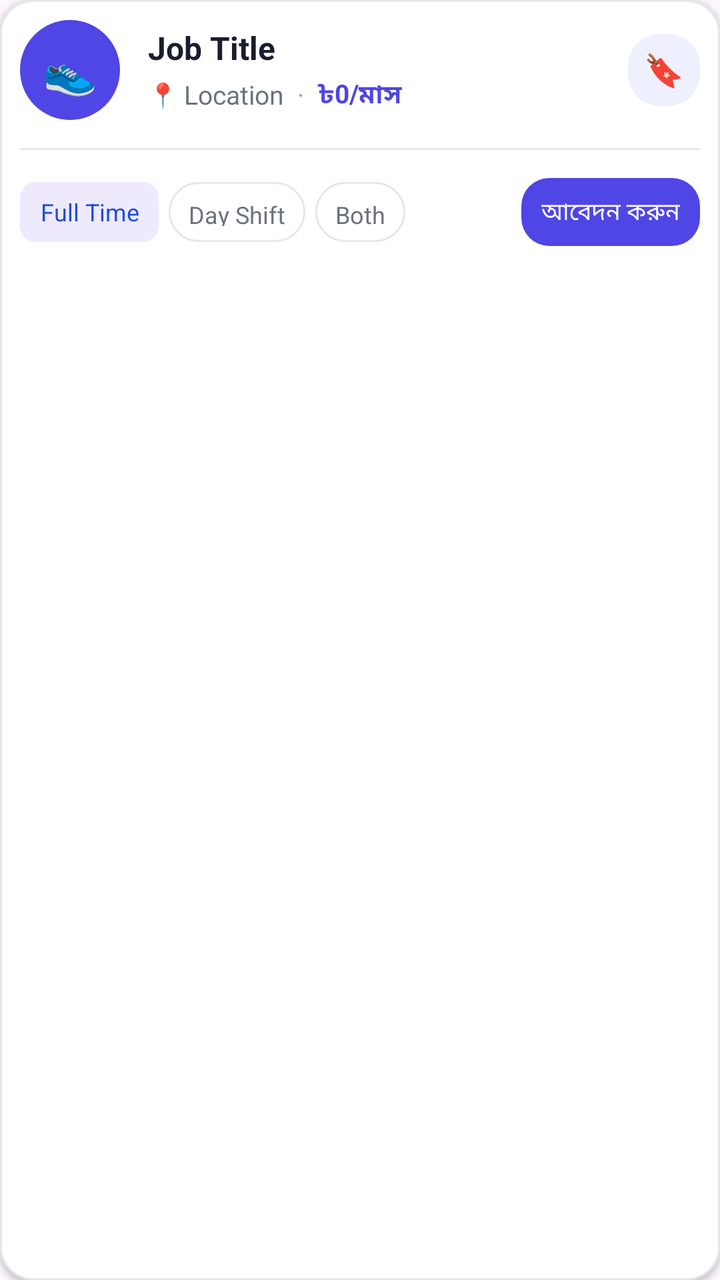
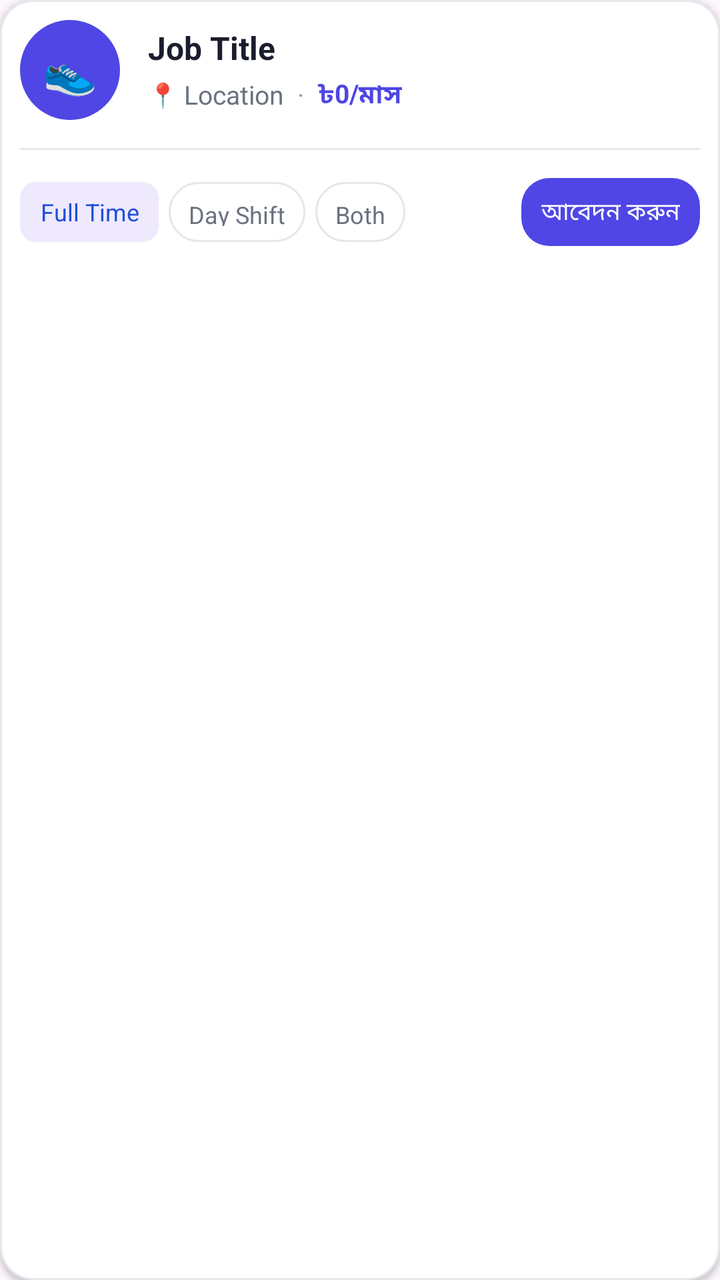

The first picture is an Android layout as it rendered before a commit; the second is the same layout after the commit. The layout source and the unified diff follow.
<!-- AndroidManifest.xml: application theme Theme.ShoeTA -->
<!-- res/layout/item_job_card.xml -->
<?xml version="1.0" encoding="utf-8"?>
<LinearLayout xmlns:android="http://schemas.android.com/apk/res/android"
    android:layout_width="match_parent"
    android:layout_height="wrap_content"
    android:orientation="vertical"
    android:background="@drawable/bg_card"
    android:padding="10dp"
    android:layout_marginBottom="12dp"
    android:elevation="2dp">

    
    <LinearLayout android:layout_width="match_parent" android:layout_height="wrap_content"
        android:orientation="horizontal" android:gravity="center_vertical"
        android:layout_marginBottom="14dp">

        
        <FrameLayout android:layout_width="50dp" android:layout_height="50dp"
            android:layout_marginEnd="14dp">
            <View android:layout_width="50dp" android:layout_height="50dp"
                android:background="@drawable/bg_circle_purple"/>
            <TextView android:layout_width="match_parent" android:layout_height="match_parent"
                android:text="👟" android:textSize="22sp" android:gravity="center"/>
        </FrameLayout>

        
        <LinearLayout android:layout_width="0dp" android:layout_height="wrap_content"
            android:layout_weight="1" android:orientation="vertical">
            <TextView
                android:id="@+id/tvJobTitle"
                android:layout_width="wrap_content" android:layout_height="wrap_content"
                android:text="Job Title"
                android:textSize="16sp" android:textStyle="bold" android:textColor="@color/text_primary"
                android:layout_marginBottom="3dp"/>
            <LinearLayout android:layout_width="wrap_content" android:layout_height="wrap_content"
                android:orientation="horizontal" android:gravity="center_vertical">
                <TextView android:layout_width="wrap_content" android:layout_height="wrap_content"
                    android:text="📍 " android:textSize="12sp"/>
                <TextView
                    android:id="@+id/tvLocation"
                    android:layout_width="wrap_content" android:layout_height="wrap_content"
                    android:text="Location" android:textSize="13sp" android:textColor="@color/text_secondary"/>
                <TextView android:layout_width="wrap_content" android:layout_height="wrap_content"
                    android:text="  ·  " android:textSize="13sp" android:textColor="@color/text_hint"/>
                <TextView
                    android:id="@+id/tvSalary"
                    android:layout_width="wrap_content" android:layout_height="wrap_content"
                    android:text="৳0/মাস" android:textSize="13sp" android:textColor="@color/text_accent"
                    android:textStyle="bold"/>
            </LinearLayout>
        </LinearLayout>

        
        <TextView
            android:id="@+id/btnBookmark"
            android:layout_width="36dp"
            android:layout_height="36dp"
            android:text="🔖"
            android:textSize="16sp"
            android:gravity="center"
            android:background="@drawable/bg_card_soft"
            android:clickable="true"
            android:focusable="true"/>
    </LinearLayout>

    
    <View android:layout_width="match_parent" android:layout_height="1dp"
        android:background="@color/divider" android:layout_marginBottom="14dp"/>

    
    <LinearLayout
        android:layout_width="match_parent"
        android:layout_height="wrap_content"
        android:orientation="horizontal"
        android:gravity="center_vertical">

        <TextView
            android:id="@+id/tvJobType"
            android:layout_width="wrap_content"
            android:layout_height="30dp"
            android:text="Full Time"
            android:textSize="12sp"
            android:gravity="center"
            android:textColor="@color/tag_fulltime_text" android:background="@drawable/bg_tag_purple"
            android:paddingStart="10dp"
            android:paddingEnd="10dp"
            android:layout_marginEnd="5dp"/>

        <TextView
            android:id="@+id/tvShift"
            android:layout_width="wrap_content"
            android:layout_height="30dp"
            android:text="Day Shift"
            android:textSize="12sp"
            android:gravity="center"
            android:textColor="@color/chip_idle_text"
            android:background="@drawable/bg_chip_idle"
            android:paddingStart="10dp"
            android:paddingEnd="10dp"
            android:layout_marginEnd="5dp"/>

        <TextView
            android:id="@+id/tvGender"
            android:layout_width="wrap_content"
            android:layout_height="30dp"
            android:text="Both"
            android:textSize="12sp"
            android:gravity="center"
            android:textColor="@color/chip_idle_text"
            android:background="@drawable/bg_chip_idle"
            android:paddingStart="10dp"
            android:paddingEnd="10dp"/>

        <View android:layout_width="0dp" android:layout_height="0dp" android:layout_weight="1"/>

        <TextView
            android:id="@+id/btnApply"
            android:layout_width="wrap_content"
            android:layout_height="34dp"
            android:text="আবেদন করুন"
            android:textSize="12sp"
            android:gravity="center"
            android:textColor="@color/text_on_accent"
            android:background="@drawable/bg_btn_primary"
            android:paddingStart="10dp"
            android:paddingEnd="10dp"
            android:clickable="true"
            android:focusable="true"/>

    </LinearLayout>
</LinearLayout>
<!-- resources referenced by this layout -->
<resources>
  <color name="chip_idle_text">#6B7280</color>
  <color name="divider">#E5E7EB</color>
  <color name="tag_fulltime_text">#1D4ED8</color>
  <color name="text_accent">#4F46E5</color>
  <color name="text_hint">#9CA3AF</color>
  <color name="text_on_accent">#FFFFFF</color>
  <color name="text_primary">#1A1D2E</color>
  <color name="text_secondary">#6B7280</color>
  <!-- drawable bg_btn_primary (drawable) -->
  <?xml version="1.0" encoding="utf-8"?>
  <shape xmlns:android="http://schemas.android.com/apk/res/android"
      android:shape="rectangle">
      <solid android:color="@color/accent_primary"/>
      <corners android:radius="14dp"/>
  </shape>
  <!-- drawable bg_card (drawable) -->
  <?xml version="1.0" encoding="utf-8"?>
  <shape xmlns:android="http://schemas.android.com/apk/res/android"
      android:shape="rectangle">
      <solid android:color="@color/bg_card"/>
      <stroke android:width="1dp"
          android:color="@color/divider"/>
      <corners android:radius="16dp"/>
  </shape>
  <!-- drawable bg_card_soft (drawable) -->
  <?xml version="1.0" encoding="utf-8"?>
  <shape xmlns:android="http://schemas.android.com/apk/res/android"
      android:shape="rectangle">
      <solid android:color="@color/accent_light"/>
      <corners android:radius="16dp"/>
  </shape>
  <!-- drawable bg_chip_idle (drawable) -->
  <?xml version="1.0" encoding="utf-8"?>
  <shape xmlns:android="http://schemas.android.com/apk/res/android"
      android:shape="rectangle">
      <solid android:color="@color/bg_card"/>
      <stroke android:width="1dp" android:color="@color/divider"/>
      <corners android:radius="20dp"/>
      <padding android:left="16dp" android:top="8dp" android:right="16dp" android:bottom="8dp"/>
  </shape>
  <!-- drawable bg_circle_purple (drawable) -->
  <?xml version="1.0" encoding="utf-8"?>
  <shape xmlns:android="http://schemas.android.com/apk/res/android"
      android:shape="oval">
      <solid android:color="@color/accent_primary"/>
  </shape>
  <!-- drawable bg_tag_purple (drawable) -->
  <?xml version="1.0" encoding="utf-8"?>
  <shape xmlns:android="http://schemas.android.com/apk/res/android"
      android:shape="rectangle">
      <solid android:color="#EFE9FE"/>
      <corners android:radius="8dp"/>
      <padding android:left="8dp" android:top="3dp" android:right="8dp" android:bottom="3dp"/>
  </shape>
  <style name="Theme.ShoeTA" parent="Base.Theme.ShoeTA" />
  <color name="accent_primary">#4F46E5</color>
  <color name="bg_card">#FFFFFF</color>
  <color name="accent_light">#EEF0FF</color>
  <style name="Base.Theme.ShoeTA" parent="Theme.Material3.DayNight.NoActionBar">
          
          
      </style>
</resources>

<!-- the commit's change to res/layout/item_job_card.xml (unified diff, before → after) -->
@@ -59,7 +59,8 @@
             android:gravity="center"
             android:background="@drawable/bg_card_soft"
             android:clickable="true"
-            android:focusable="true"/>
+            android:focusable="true"
+            android:visibility="gone"/>
     </LinearLayout>
 
     
